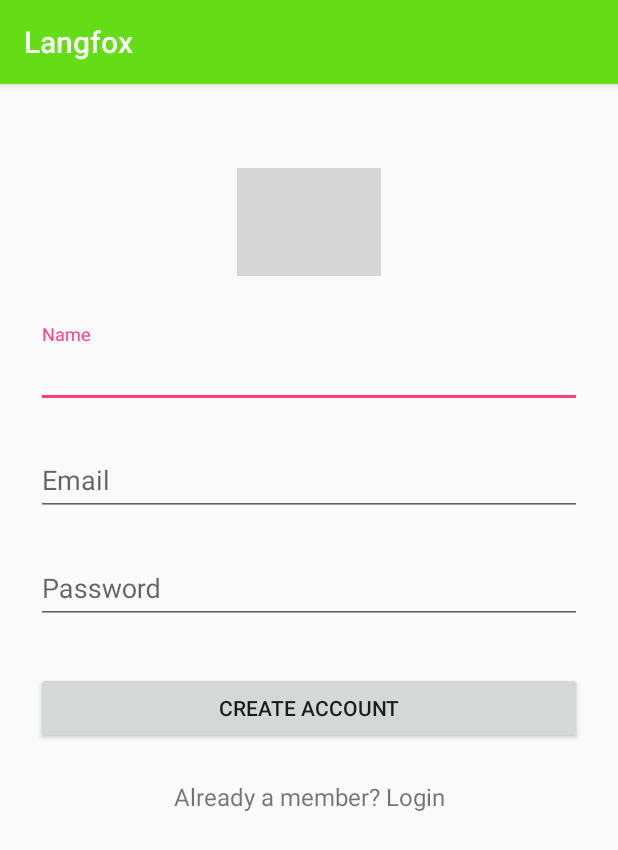
After one commit to jensmeister/langfox, an Android app: the SignupActivity screen opened directly, with no data from a screen before it, on a phone screen of 412 x 824 dp. The commit adds this screen. Shown: the top 850 px of the screen. Run offline under Robolectric (Android 15) with nearby library versions, the phone set to English and light mode, and no system bars; our stand-ins replace ButterKnife; grey boxes are pictures that could not be loaded.

Commit message:
add login/sign up implement ButterKnife library

```diff
--- a/app/src/main/AndroidManifest.xml
+++ b/app/src/main/AndroidManifest.xml
@@ -23,6 +23,10 @@
         <activity android:name=".WorkbookActivityCat" />
         <activity android:name=".WorkbookActivityPath" />
         <activity android:name=".WorkbookActivityNewLan"></activity>
+        <activity android:name=".LoginActivity"
+            android:windowSoftInputMode="adjustPan"/>
+        <activity android:name=".SignupActivity"
+            android:windowSoftInputMode="adjustPan"/>
     </application>
 
 </manifest>
--- a/app/src/main/java/com/langfox/langfoxandroid/TopLevelActivity.java
+++ b/app/src/main/java/com/langfox/langfoxandroid/TopLevelActivity.java
@@ -86,15 +86,14 @@ public class TopLevelActivity extends AppCompatActivity implements View.OnClickL
         initViews();
         fragmentManager = getSupportFragmentManager();
         // select the second tab when it is firstly created
-        setTabSelection(1);
-
-        // call constructor of DATABASE Helper class
+        setTabSelection(0);
     }
 
     /**
      * obtain instance of each widget，set OnClick event
      */
     private void initViews() {
+
         battleLayout = findViewById(R.id.battle_layout);
         workbookLayout = findViewById(R.id.wordbook_layout);
         findingLayout = findViewById(R.id.finding_layout);
--- /dev/null
+++ b/app/src/main/res/layout/activity_signup.xml
@@ -0,0 +1,80 @@
+<?xml version="1.0" encoding="utf-8"?>
+<ScrollView
+    xmlns:android="http://schemas.android.com/apk/res/android"
+    android:layout_width="fill_parent"
+    android:layout_height="fill_parent"
+    android:fitsSystemWindows="true">
+
+    <LinearLayout
+        android:orientation="vertical"
+        android:layout_width="match_parent"
+        android:layout_height="wrap_content"
+        android:paddingTop="56dp"
+        android:paddingLeft="24dp"
+        android:paddingRight="24dp">
+
+        <ImageView android:src="@drawable/langfox"
+            android:layout_width="wrap_content"
+            android:layout_height="72dp"
+            android:layout_marginBottom="24dp"
+            android:layout_gravity="center_horizontal" />
+
+        <!--  Name Label -->
+        <android.support.design.widget.TextInputLayout
+            android:layout_width="match_parent"
+            android:layout_height="wrap_content"
+            android:layout_marginTop="8dp"
+            android:layout_marginBottom="8dp">
+            <EditText android:id="@+id/input_name"
+                android:layout_width="match_parent"
+                android:layout_height="wrap_content"
+                android:inputType="textCapWords"
+                android:hint="Name" />
+        </android.support.design.widget.TextInputLayout>
+
+        <!-- Email Label -->
+        <android.support.design.widget.TextInputLayout
+            android:layout_width="match_parent"
+            android:layout_height="wrap_content"
+            android:layout_marginTop="8dp"
+            android:layout_marginBottom="8dp">
+            <EditText android:id="@+id/input_email"
+                android:layout_width="match_parent"
+                android:layout_height="wrap_content"
+                android:inputType="textEmailAddress"
+                android:hint="Email" />
+        </android.support.design.widget.TextInputLayout>
+
+        <!-- Password Label -->
+        <android.support.design.widget.TextInputLayout
+            android:layout_width="match_parent"
+            android:layout_height="wrap_content"
+            android:layout_marginTop="8dp"
+            android:layout_marginBottom="8dp">
+            <EditText android:id="@+id/input_password"
+                android:layout_width="match_parent"
+                android:layout_height="wrap_content"
+                android:inputType="textPassword"
+                android:hint="Password"/>
+        </android.support.design.widget.TextInputLayout>
+
+        <!-- Signup Button -->
+        <android.support.v7.widget.AppCompatButton
+            android:id="@+id/btn_signup"
+            android:layout_width="fill_parent"
+            android:layout_height="wrap_content"
+            android:layout_marginTop="24dp"
+            android:layout_marginBottom="24dp"
+            android:padding="12dp"
+            android:text="Create Account"/>
+
+        <TextView android:id="@+id/link_login"
+            android:layout_width="fill_parent"
+            android:layout_height="wrap_content"
+            android:layout_marginBottom="24dp"
+            android:text="Already a member? Login"
+            android:gravity="center"
+            android:textSize="16dip"/>
+
+    </LinearLayout>
+</ScrollView>
```
Also changed, not shown: app/build.gradle (+7 -5 lines), app/src/main/java/com/langfox/langfoxandroid/BattleFragment.java (+21 -8 lines), app/src/main/java/com/langfox/langfoxandroid/LoginActivity.java (added, +135 -0 lines), app/src/main/java/com/langfox/langfoxandroid/SignupActivity.java (added, +125 -0 lines), app/src/main/res/layout/activity_login.xml (added, +65 -0 lines), app/src/main/res/layout/fragment_battle.xml (+8 -4 lines), app/src/main/res/values/colors.xml (+15 -0 lines).
